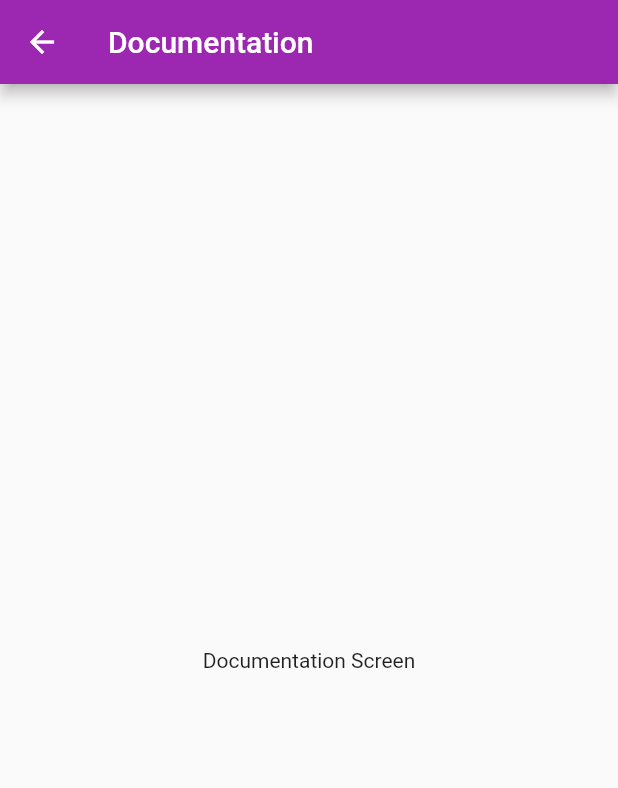
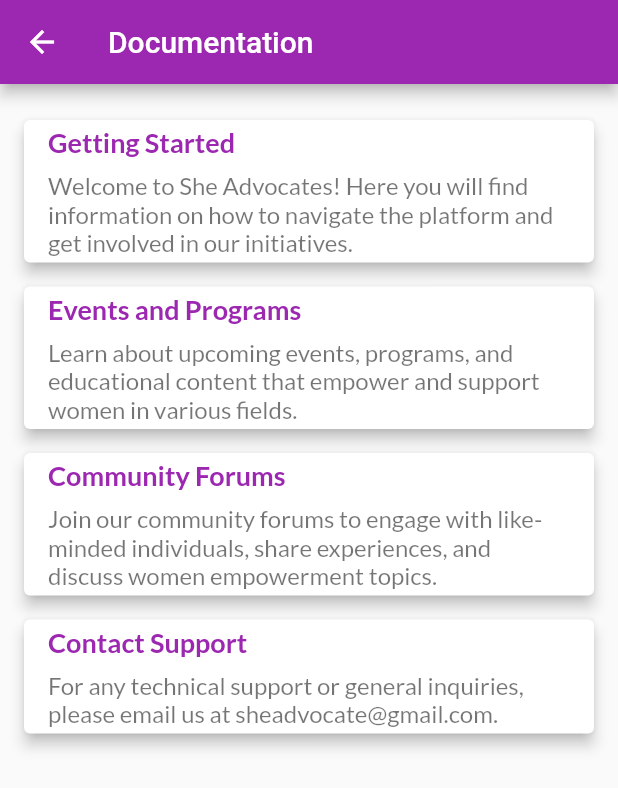
Before and after one commit to Teresiah-cpu/PlpFinal_projectG10, a Flutter app: the DocumentationScreen screen opened directly, on a phone screen of 412 x 824 dp. Shown: the top 788 px of the screen. Run offline on Flutter 3.47's test engine with Material 2 defaults, Android fonts, the phone set to English and light mode, and no system bars; our stand-ins replace geocoding, google_fonts, image_picker, location; missing offline and left inert: add_2_calendar.

Commit message:
created FAQs screen  content and Documentation screen content

```diff
--- a/lib/help.dart
+++ b/lib/help.dart
@@ -1,4 +1,12 @@
 import 'package:flutter/material.dart';
+import 'package:google_fonts/google_fonts.dart';
+
+void main() {
+  runApp(MaterialApp(
+    debugShowCheckedModeBanner: false,
+    home: HelpSettings(),
+  ));
+}
 
 class HelpSettings extends StatelessWidget {
   @override
@@ -6,6 +14,7 @@ class HelpSettings extends StatelessWidget {
     return Scaffold(
       appBar: AppBar(
         title: Text('Help and Support'),
+        backgroundColor: Colors.purple,
       ),
       body: Padding(
         padding: const EdgeInsets.all(16.0),
@@ -15,7 +24,6 @@ class HelpSettings extends StatelessWidget {
               title: Text('FAQs'),
               trailing: Icon(Icons.arrow_forward),
               onTap: () {
-                // Navigate to FAQs screen
                 Navigator.push(
                   context,
                   MaterialPageRoute(builder: (context) => FAQsScreen()),
@@ -26,7 +34,6 @@ class HelpSettings extends StatelessWidget {
               title: Text('Contact Support'),
               trailing: Icon(Icons.arrow_forward),
               onTap: () {
-                // Navigate to contact support screen or open email
                 _contactSupport(context);
               },
             ),
@@ -34,7 +41,6 @@ class HelpSettings extends StatelessWidget {
               title: Text('Documentation'),
               trailing: Icon(Icons.arrow_forward),
               onTap: () {
-                // Navigate to documentation screen
                 Navigator.push(
                   context,
                   MaterialPageRoute(builder: (context) => DocumentationScreen()),
@@ -45,7 +51,6 @@ class HelpSettings extends StatelessWidget {
               title: Text('Community Forums'),
               trailing: Icon(Icons.arrow_forward),
               onTap: () {
-                // Navigate to forums screen
                 Navigator.push(
                   context,
                   MaterialPageRoute(builder: (context) => CommunityForumsScreen()),
@@ -59,7 +64,6 @@ class HelpSettings extends StatelessWidget {
   }
 
   void _contactSupport(BuildContext context) {
-    // Replace with your actual contact support logic, e.g., opening an email app or showing a contact form
     showDialog(
       context: context,
       builder: (BuildContext context) {
@@ -80,30 +84,135 @@ class HelpSettings extends StatelessWidget {
   }
 }
 
-// Dummy screens for demonstration purposes
 class FAQsScreen extends StatelessWidget {
+  final List<Map<String, String>> faqs = [
+    {
+      'question': 'What is She Advocates?',
+      'answer': 'She Advocates is a platform dedicated to empowering women through various programs, events, and educational content.',
+    },
+    {
+      'question': 'How can I get involved?',
+      'answer': 'You can get involved by participating in our events, joining our community forums, or contributing to our cause through donations.',
+    },
+    {
+      'question': 'Is there a membership fee?',
+      'answer': 'No, She Advocates is free to join and participate. We believe in inclusive empowerment for all women.',
+    },
+    {
+      'question': 'How can I contact support?',
+      'answer': 'For support inquiries, please email us at sheadvocate@gmail.com.',
+    },
+    {
+      'question': 'What types of events do you organize?',
+      'answer': 'We organize a variety of events including workshops, seminars, networking events, and health awareness programs.',
+    },
+    {
+      'question': 'Can I volunteer for She Advocates?',
+      'answer': 'Yes, we welcome volunteers! Please contact us at sheadvocate@gmail.com for more information on how you can help.',
+    },
+    {
+      'question': 'How can I stay updated with the latest news and events?',
+      'answer': 'You can stay updated by subscribing to our newsletter, following us on social media, or regularly checking our website.',
+    },
+    {
+      'question': 'Do you offer any online resources?',
+      'answer': 'Yes, we offer a variety of online resources including articles, videos, and downloadable content to help empower and educate women.',
+    },
+  ];
+
   @override
   Widget build(BuildContext context) {
     return Scaffold(
       appBar: AppBar(
         title: Text('FAQs'),
+        backgroundColor: Colors.purple,
       ),
-      body: Center(
-        child: Text('FAQs Screen'),
+      body: Padding(
+        padding: const EdgeInsets.all(16.0),
+        child: ListView.builder(
+          itemCount: faqs.length,
+          itemBuilder: (context, index) {
+            return ExpansionTile(
+              title: Text(
+                faqs[index]['question']!,
+                style: GoogleFonts.lato(
+                  fontSize: 18,
+                  fontWeight: FontWeight.bold,
+                  color: Colors.purple,
+                ),
+              ),
+              children: [
+                Padding(
+                  padding: const EdgeInsets.all(16.0),
+                  child: Text(
+                    faqs[index]['answer']!,
+                    style: GoogleFonts.lato(fontSize: 16),
+                  ),
+                ),
+              ],
+            );
+          },
+        ),
       ),
     );
   }
 }
 
 class DocumentationScreen extends StatelessWidget {
+  final List<Map<String, String>> sections = [
+    {
+      'title': 'Getting Started',
+      'content': 'Welcome to She Advocates! Here you will find information on how to navigate the platform and get involved in our initiatives.',
+    },
+    {
+      'title': 'Events and Programs',
+      'content': 'Learn about upcoming events, programs, and educational content that empower and support women in various fields.',
+    },
+    {
+      'title': 'Community Forums',
+      'content': 'Join our community forums to engage with like-minded individuals, share experiences, and discuss women empowerment topics.',
+    },
+    {
+      'title': 'Contact Support',
+      'content': 'For any technical support or general inquiries, please email us at sheadvocate@gmail.com.',
+    },
+  ];
+
   @override
   Widget build(BuildContext context) {
     return Scaffold(
       appBar: AppBar(
         title: Text('Documentation'),
+        backgroundColor: Colors.purple,
       ),
-      body: Center(
-        child: Text('Documentation Screen'),
+      body: Padding(
+        padding: const EdgeInsets.all(16.0),
+        child: ListView.builder(
+          itemCount: sections.length,
+          itemBuilder: (context, index) {
+            return Card(
+              elevation: 4,
+              margin: const EdgeInsets.symmetric(vertical: 8.0),
+              child: ListTile(
+                title: Text(
+                  sections[index]['title']!,
+                  style: GoogleFonts.lato(
+                    fontSize: 18,
+                    fontWeight: FontWeight.bold,
+                    color: Colors.purple,
+                  ),
+                ),
+                subtitle: Padding(
+                  padding: const EdgeInsets.only(top: 8.0),
+                  child: Text(
+                    sections[index]['content']!,
+                    style: GoogleFonts.lato(fontSize: 16),
+                  ),
+                ),
+              ),
+            );
+          },
+        ),
       ),
     );
   }
@@ -115,6 +224,7 @@ class CommunityForumsScreen extends StatelessWidget {
     return Scaffold(
       appBar: AppBar(
         title: Text('Community Forums'),
+        backgroundColor: Colors.purple,
       ),
       body: Center(
         child: Text('Community Forums Screen'),
```
